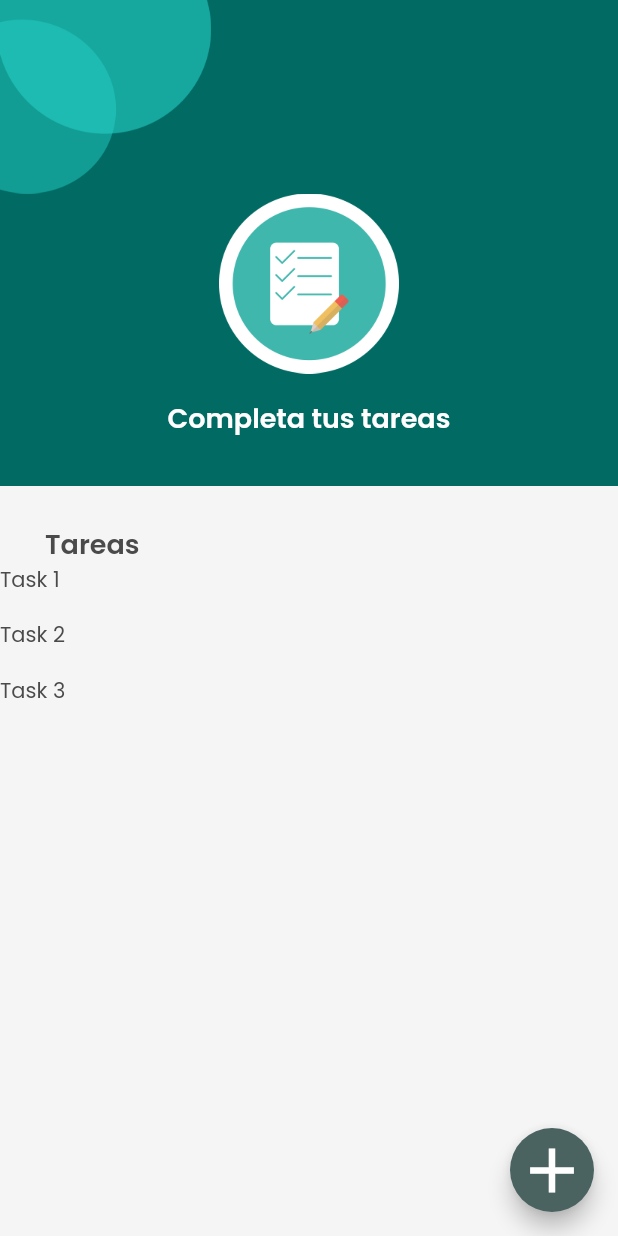
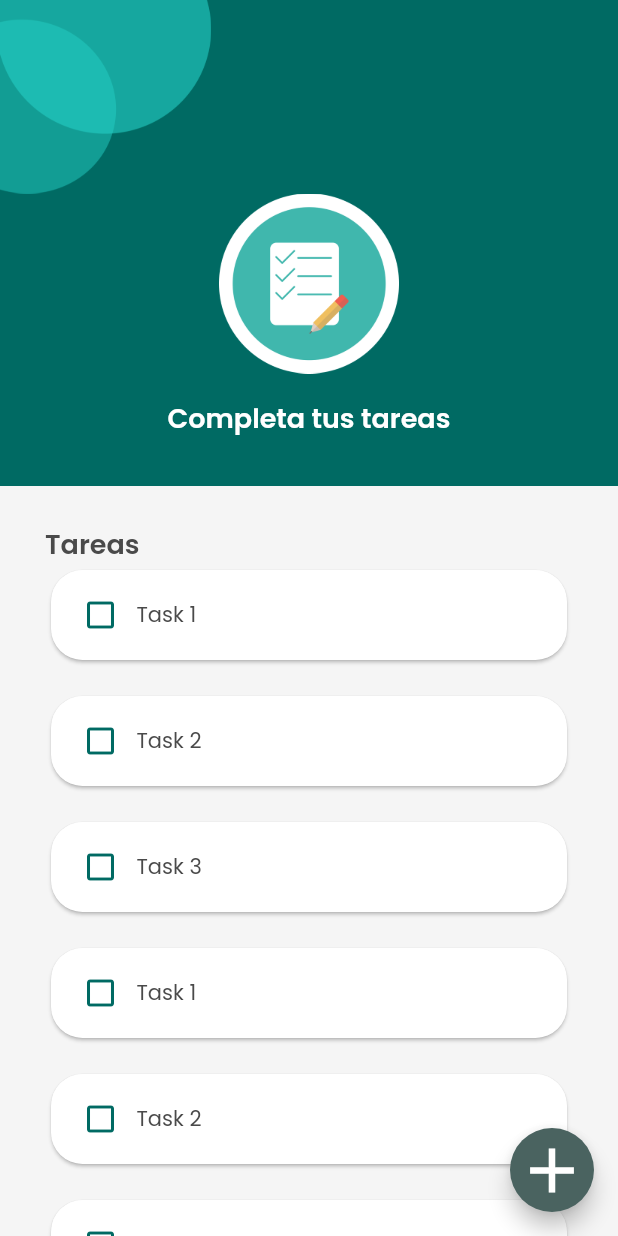
Before and after one commit to masterduck7/todo_list_flutter, a Flutter app: the TaskListView screen opened directly, on a phone screen of 412 x 824 dp. Run offline on Flutter 3.47's test engine with Material 2 defaults, Android fonts, the phone set to English and light mode, and no system bars.

Commit message:
feat(task_list): Create card class and use figma design

```diff
--- a/lib/app/views/task_list/task_list_view.dart
+++ b/lib/app/views/task_list/task_list_view.dart
@@ -37,10 +37,13 @@ class TaskListView extends StatelessWidget {
               child: TextTitle(text: 'Tareas')
           ),
           Expanded(
-            child: ListView.separated(
-                itemCount: taskList.length,
-                separatorBuilder: (a,b) => const SizedBox(height: 16),
-                itemBuilder: (_, index) => Text(taskList[index].title),
+            child: Padding(
+              padding: const EdgeInsets.symmetric(horizontal: 30),
+              child: ListView.separated(
+                  itemCount: taskList.length,
+                  separatorBuilder: (_ ,__) => const SizedBox(height: 16),
+                  itemBuilder: (_, index) => _TaskItem(taskList[index]),
+              ),
             ),
           )
         ],
@@ -53,8 +56,37 @@ class TaskListView extends StatelessWidget {
   }
 }
 
+class _TaskItem extends StatelessWidget {
+  const _TaskItem(this.task, {Key? key}) : super(key: key);
+
+  final Task task;
+
+  @override
+  Widget build(BuildContext context) {
+    return Card(
+      shape: RoundedRectangleBorder(borderRadius: BorderRadius.circular(21)),
+      child: Padding(
+        padding: const EdgeInsets.symmetric(horizontal: 21, vertical: 18),
+        child: Row(
+          children: [
+            Icon(
+              Icons.check_box_outline_blank,
+              color: Theme.of(context).colorScheme.primary
+            ),
+            const SizedBox(width: 12),
+            Text(task.title),
+          ],
+        ),
+      )
+    );
+  }
+}
+
 final taskList = [
   Task("Task 1"),
   Task("Task 2"),
   Task("Task 3"),
+  Task("Task 1"),
+  Task("Task 2"),
+  Task("Task 3"),
 ];
```
